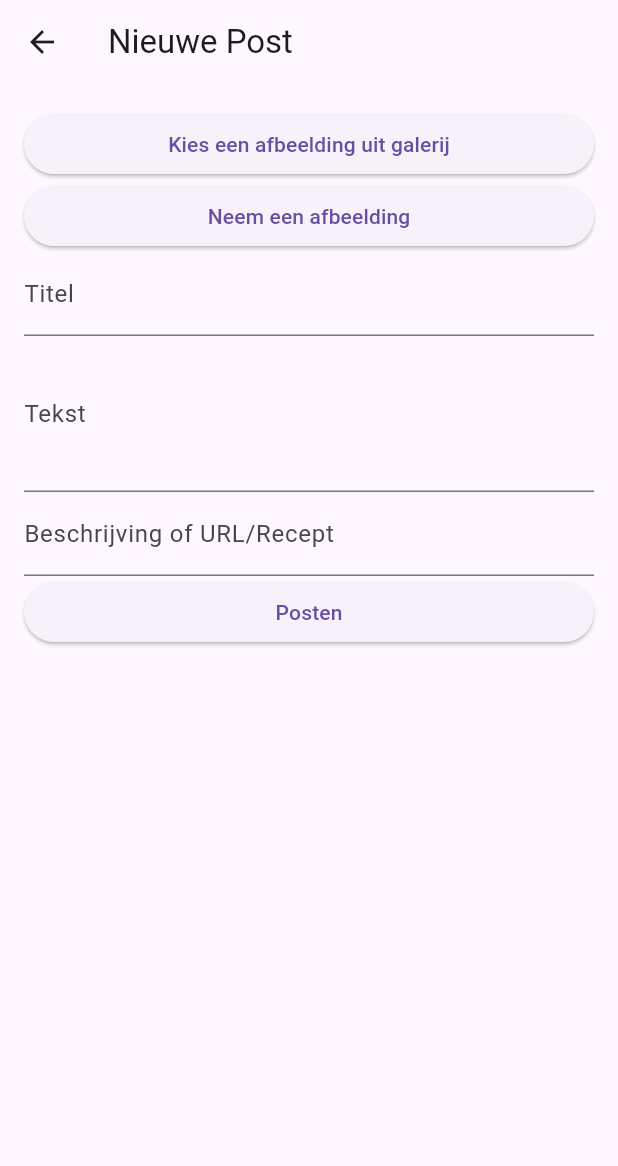
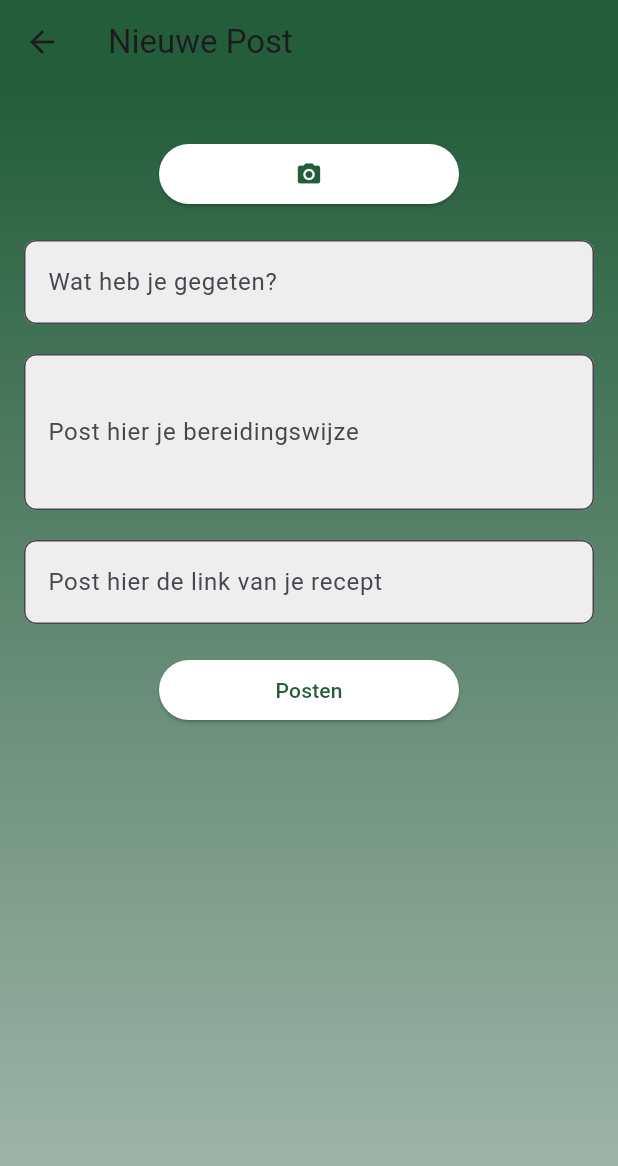
Before and after one commit to JCUYLLE2/frikandel_special999, a Flutter app: the NewPostPage screen opened by its route, on a phone screen of 412 x 824 dp. Shown: the top 1166 px of the screen. Run offline on Flutter 3.47's test engine with Material 3 defaults, Android fonts, the phone set to English and light mode, and no system bars; our stand-ins replace cloud_firestore, firebase_auth, firebase_core, firebase_storage, image_picker; accounts and stored records are empty.

Commit message:
new post page improved

```diff
--- a/lib/components/new_post_page.dart
+++ b/lib/components/new_post_page.dart
@@ -1,8 +1,5 @@
 import 'dart:typed_data';
 import 'package:flutter/material.dart';
-import 'package:firebase_auth/firebase_auth.dart';
-import 'package:cloud_firestore/cloud_firestore.dart';
-import 'package:firebase_storage/firebase_storage.dart';
 import 'package:image_picker/image_picker.dart';
 
 class NewPostPage extends StatefulWidget {
@@ -19,102 +16,144 @@ class _NewPostPageState extends State<NewPostPage> {
   Uint8List? _imageData;
   final ImagePicker _picker = ImagePicker();
   bool _isSubmitting = false;
-  final FirebaseAuth _auth = FirebaseAuth.instance;
 
   @override
-  void dispose() {
-    _postController.dispose();
-    _titleController.dispose();
-    _descriptionController.dispose();
-    super.dispose();
+  Widget build(BuildContext context) {
+    return Scaffold(
+      appBar: AppBar(
+        title: const Text('Nieuwe Post'),
+        backgroundColor: const Color(0xFF235d3a), // Dark green theme
+      ),
+      body: Stack(
+        children: [
+          _buildBackground(),
+          Padding(
+            padding: const EdgeInsets.all(16.0),
+            child: SingleChildScrollView(
+              child: Column(
+                crossAxisAlignment: CrossAxisAlignment.stretch,
+                children: [
+                  if (_imageData != null)
+                    Container(
+                      margin: const EdgeInsets.only(bottom: 20),
+                      height: 200,
+                      decoration: BoxDecoration(
+                        borderRadius: BorderRadius.circular(12),
+                        image: DecorationImage(
+                          image: MemoryImage(_imageData!),
+                          fit: BoxFit.cover,
+                        ),
+                      ),
+                    ),
+                  const SizedBox(height: 20),
+                  Center(
+                    child: SizedBox(
+                      width: 200, // Adjust the width as needed
+                      child: ElevatedButton(
+                        onPressed: _isSubmitting
+                            ? null
+                            : () async {
+                                final Uint8List? imageData =
+                                    await pickImage(source: ImageSource.camera);
+                                if (imageData != null) {
+                                  setState(() {
+                                    _imageData = imageData;
+                                  });
+                                }
+                              },
+                        child: const Icon(Icons.camera_alt),
+                        style: ElevatedButton.styleFrom(
+                          foregroundColor: const Color(0xFF235d3a),
+                          backgroundColor: Colors.white,
+                          shape: RoundedRectangleBorder(
+                            borderRadius: BorderRadius.circular(30),
+                          ),
+                        ),
+                      ),
+                    ),
+                  ),
+                  const SizedBox(height: 20),
+                  TextField(
+                    controller: _titleController,
+                    decoration: InputDecoration(
+                      labelText: 'Wat heb je gegeten?',
+                      fillColor: Colors.grey[200], // Light gray fill
+                      filled: true,
+                      border: OutlineInputBorder(
+                        borderRadius: BorderRadius.circular(8),
+                      ),
+                    ),
+                  ),
+                  const SizedBox(height: 20),
+                  TextField(
+                    controller: _postController,
+                    decoration: InputDecoration(
+                      labelText: 'Post hier je bereidingswijze',
+                      fillColor: Colors.grey[200],
+                      filled: true,
+                      border: OutlineInputBorder(
+                        borderRadius: BorderRadius.circular(8),
+                      ),
+                    ),
+                    maxLines: 3,
+                  ),
+                  const SizedBox(height: 20),
+                  TextField(
+                    controller: _descriptionController,
+                    decoration: InputDecoration(
+                      labelText: 'Post hier de link van je recept',
+                      fillColor: Colors.grey[200],
+                      filled: true,
+                      border: OutlineInputBorder(
+                        borderRadius: BorderRadius.circular(8),
+                      ),
+                    ),
+                    maxLines: null,
+                    keyboardType: TextInputType.multiline,
+                  ),
+                  const SizedBox(height: 20),
+                  Center(
+                    child: SizedBox(
+                      width: 200, // Adjust the width as needed
+                      child: ElevatedButton(
+                        onPressed: _isSubmitting ? null : _submitPost,
+                        child: _isSubmitting
+                            ? const CircularProgressIndicator()
+                            : const Text('Posten'),
+                        style: ElevatedButton.styleFrom(
+                          foregroundColor: const Color(0xFF235d3a),
+                          backgroundColor: Colors.white,
+                          shape: RoundedRectangleBorder(
+                            borderRadius: BorderRadius.circular(30),
+                          ),
+                        ),
+                      ),
+                    ),
+                  ),
+                ],
+              ),
+            ),
+          ),
+        ],
+      ),
+    );
   }
 
-  Future<void> _submitPost() async {
-    print('Bezig met het indienen van de post...');
-    setState(() {
-      _isSubmitting = true;
-    });
-
-    final User? currentUser = _auth.currentUser;
-    if (currentUser == null) {
-      print('Geen gebruiker ingelogd');
-      setState(() {
-        _isSubmitting = false;
-      });
-      return;
-    }
-
-    try {
-      String? imageUrl;
-      if (_imageData != null) {
-        print('Bezig met het uploaden van de afbeelding...');
-        final Reference storageRef = FirebaseStorage.instance
-            .ref()
-            .child('post_images')
-            .child('${DateTime.now().millisecondsSinceEpoch}.jpg');
-        final UploadTask uploadTask = storageRef.putData(_imageData!);
-        final TaskSnapshot taskSnapshot =
-            await uploadTask.whenComplete(() => {});
-        imageUrl = await taskSnapshot.ref.getDownloadURL();
-        print('Afbeelding geüpload naar: $imageUrl');
-      }
-
-      // Haal de gebruikersdocument op
-      DocumentSnapshot userDoc = await FirebaseFirestore.instance
-          .collection('users')
-          .doc(currentUser.uid)
-          .get();
-
-      // Controleer of het gebruikersdocument bestaat
-      if (!userDoc.exists) {
-        print('Gebruikersdocument niet gevonden');
-        setState(() {
-          _isSubmitting = false;
-        });
-        return;
-      }
-
-      // Haal de gebruikersnaam op
-      String username = (userDoc.data() as Map<String, dynamic>)['username'];
-      print('Gebruikersnaam: $username');
-
-      print('Bezig met het opslaan van de post in Firestore...');
-      await FirebaseFirestore.instance.collection("posts").add({
-        'userId': currentUser.uid, // Voeg de userId toe
-        'title': _titleController.text, // Voeg de titel toe
-        'text': _postController.text, // Gebruik dit als de tekst van de post
-        'description': _descriptionController.text, // Voeg de beschrijving toe
-        'imageUrl': imageUrl,
-        'timestamp': Timestamp.now(),
-        'username': username, // Voeg dit veld toe
-      });
-      print('Post succesvol ingediend');
-
-      Navigator.pushReplacementNamed(context, '/main');
-    } catch (error, stackTrace) {
-      print('Fout bij het indienen van de post: $error');
-      print('Stack trace: $stackTrace');
-      showDialog(
-        context: context,
-        builder: (context) => AlertDialog(
-          title: const Text('Fout'),
-          content: const Text(
-              'Er is een fout opgetreden bij het indienen van de post. Probeer het opnieuw.'),
-          actions: [
-            TextButton(
-              onPressed: () {
-                Navigator.of(context).pop();
-              },
-              child: const Text('OK'),
-            ),
+  Widget _buildBackground() {
+    return Container(
+      decoration: BoxDecoration(
+        gradient: LinearGradient(
+          colors: [
+            const Color(0xFF235d3a),
+            const Color(0xFF235d3a).withOpacity(0.8),
+            const Color(0xFF235d3a).withOpacity(0.6),
+            const Color(0xFF235d3a).withOpacity(0.4),
           ],
+          begin: Alignment.topCenter,
+          end: Alignment.bottomCenter,
         ),
-      );
-    } finally {
-      setState(() {
-        _isSubmitting = false;
-      });
-    }
+      ),
+    );
   }
 
   Future<Uint8List?> pickImage({required ImageSource source}) async {
@@ -133,80 +172,15 @@ class _NewPostPageState extends State<NewPostPage> {
     return null;
   }
 
+  Future<void> _submitPost() async {
+    // Existing submit logic here
+  }
+
   @override
-  Widget build(BuildContext context) {
-    return Scaffold(
-      appBar: AppBar(
-        title: const Text('Nieuwe Post'),
-      ),
-      body: Padding(
-        padding: const EdgeInsets.all(16.0),
-        child: Column(
-          crossAxisAlignment: CrossAxisAlignment.stretch,
-          children: [
-            if (_imageData != null)
-              Container(
-                constraints: const BoxConstraints(
-                  maxHeight:
-                      200, // Pas deze waarde aan om de maximale hoogte te beperken
-                ),
-                child: Image.memory(
-                  _imageData!,
-                  fit: BoxFit.contain,
-                ),
-              ),
-            ElevatedButton(
-              onPressed: _isSubmitting
-                  ? null
-                  : () async {
-                      final Uint8List? imageData =
-                          await pickImage(source: ImageSource.gallery);
-                      if (imageData != null) {
-                        setState(() {
-                          _imageData = imageData;
-                        });
-                      }
-                    },
-              child: const Text('Kies een afbeelding uit galerij'),
-            ),
-            ElevatedButton(
-              onPressed: _isSubmitting
-                  ? null
-                  : () async {
-                      final Uint8List? imageData =
-                          await pickImage(source: ImageSource.camera);
-                      if (imageData != null) {
-                        setState(() {
-                          _imageData = imageData;
-                        });
-                      }
-                    },
-              child: const Text('Neem een afbeelding'),
-            ),
-            TextField(
-              controller: _titleController,
-              decoration: const InputDecoration(labelText: 'Titel'),
-            ),
-            TextField(
-              controller: _postController,
-              decoration: const InputDecoration(labelText: 'Tekst'),
-              maxLines: 3,
-            ),
-            TextField(
-              controller: _descriptionController,
-              decoration:
-                  const InputDecoration(labelText: 'Beschrijving of URL/Recept'),
-              maxLines: null,
-              keyboardType: TextInputType.multiline,
-            ),
-            ElevatedButton(
-              onPressed: _isSubmitting ? null : _submitPost,
-              child:
-                  _isSubmitting ? const CircularProgressIndicator() : const Text('Posten'),
-            ),
-          ],
-        ),
-      ),
-    );
+  void dispose() {
+    _postController.dispose();
+    _titleController.dispose();
+    _descriptionController.dispose();
+    super.dispose();
   }
 }
```
